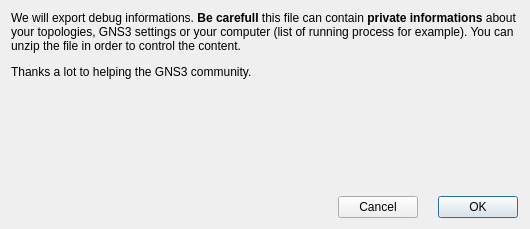
Old version of the form gns3/ui/export_debug_dialog.ui in the repository GNS3/gns3-gui.
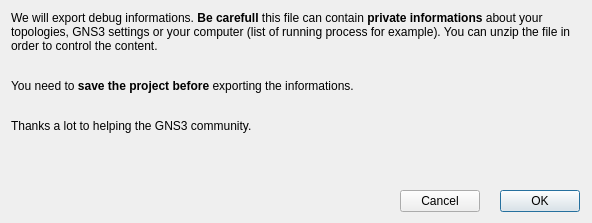
New version of the form.

Commit message: Warn the user to save the project before exporting debug infos

Patch:
```diff
--- a/gns3/ui/export_debug_dialog.ui
+++ b/gns3/ui/export_debug_dialog.ui
@@ -9,8 +9,8 @@
    <rect>
     <x>0</x>
     <y>0</y>
-    <width>530</width>
-    <height>229</height>
+    <width>592</width>
+    <height>223</height>
    </rect>
   </property>
   <property name="windowTitle">
@@ -26,7 +26,7 @@
    <item>
     <widget class="QLabel" name="label">
      <property name="text">
-      <string>&lt;html&gt;&lt;head/&gt;&lt;body&gt;&lt;p&gt;We will export debug informations. &lt;span style=&quot; font-weight:600;&quot;&gt;Be carefull&lt;/span&gt; this file can contain &lt;span style=&quot; font-weight:600;&quot;&gt;private informations&lt;/span&gt; about your topologies, GNS3 settings or your computer (list of running process for example). You can unzip the file in order to control the content.&lt;/p&gt;&lt;p&gt;Thanks a lot to helping the GNS3 community.&lt;/p&gt;&lt;/body&gt;&lt;/html&gt;</string>
+      <string>&lt;html&gt;&lt;head/&gt;&lt;body&gt;&lt;p&gt;We will export debug informations. &lt;span style=&quot; font-weight:600;&quot;&gt;Be carefull&lt;/span&gt; this file can contain &lt;span style=&quot; font-weight:600;&quot;&gt;private informations&lt;/span&gt; about your topologies, GNS3 settings or your computer (list of running process for example). You can unzip the file in order to control the content.&lt;/p&gt;&lt;p&gt;&lt;br/&gt;You need to&lt;span style=&quot; font-weight:600;&quot;&gt; save the project before&lt;/span&gt; exporting the informations.&lt;/p&gt;&lt;p&gt;&lt;br/&gt;Thanks a lot to helping the GNS3 community.&lt;/p&gt;&lt;/body&gt;&lt;/html&gt;</string>
      </property>
      <property name="textFormat">
       <enum>Qt::RichText</enum>
```
Left out of the diff: 1 changed line with no effect on the pictures. The commit also changes 2 other files.
